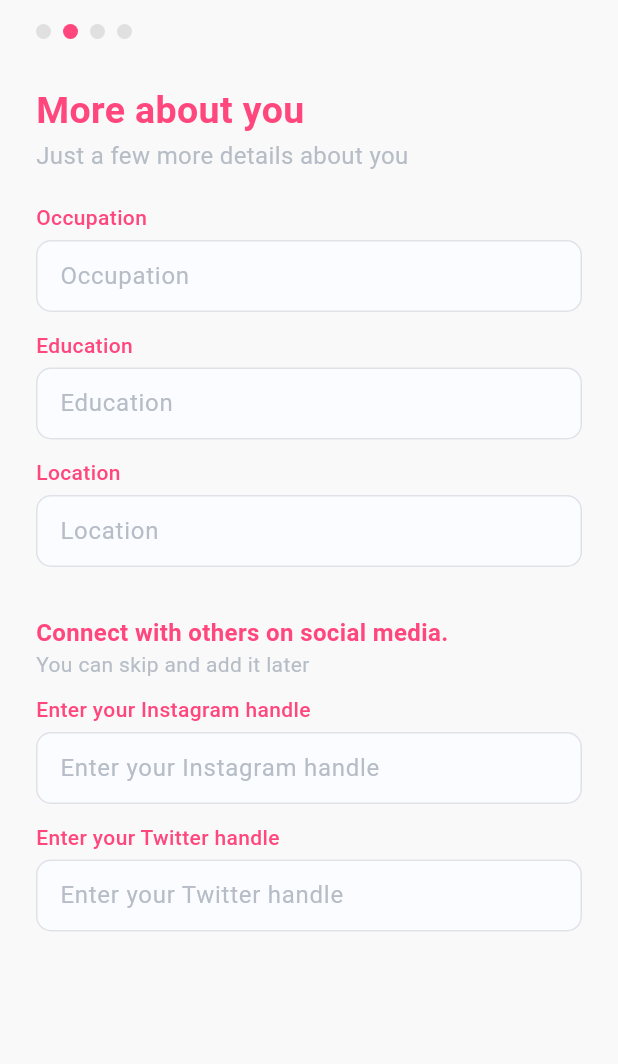
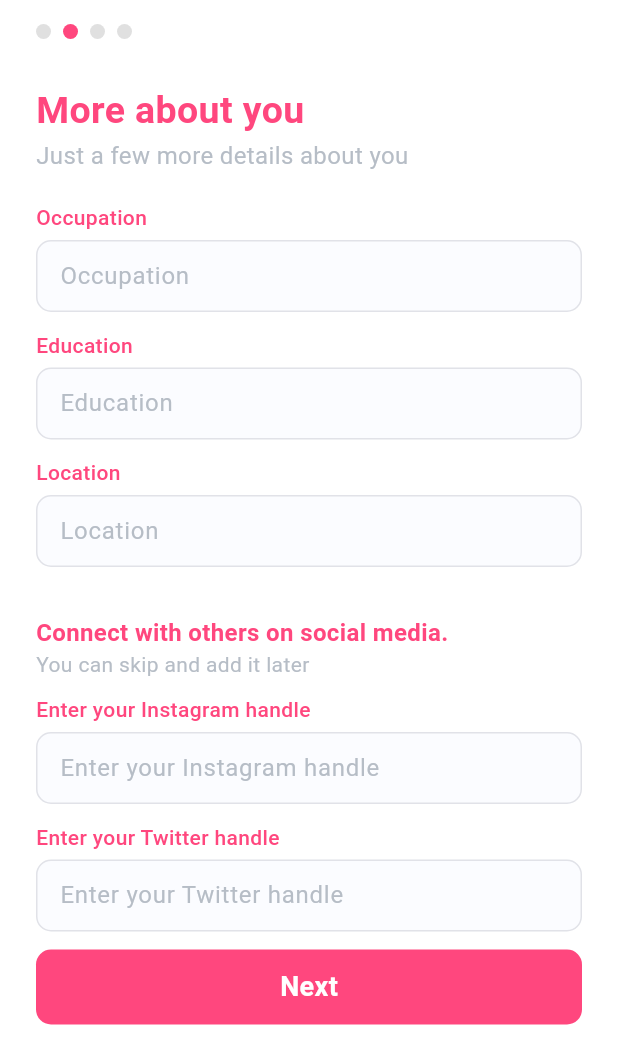
Before and after one commit to ManishRawat0617/dating_app_flutter_with_graphql_server, a Flutter app: the screen it shows after launch, on a phone screen of 412 x 824 dp. Shown: the top 1064 px of the screen. Run offline on Flutter 3.47's test engine with Material 3 defaults, Android fonts, the phone set to English and light mode, and no system bars; our stand-ins replace awesome_snackbar_content, curved_navigation_bar, flutter_bloc, flutter_card_swiper, fluttertoast, graphql_flutter and 5 more; missing offline and left inert: dart:ffi.

Commit message:
second commit

```diff
--- a/dating_app/lib/core/service/shared_perference_service.dart
+++ b/dating_app/lib/core/service/shared_perference_service.dart
@@ -32,6 +32,15 @@ class SharedPrefsService {
   static Future<void> setBio(String bio) async =>
       await _prefs?.setString('bio', bio);
 
+  static Future<void> setOccupation(String occupation) async =>
+      await _prefs?.setString('occupation', occupation);
+
+  static Future<void> setLocation(String location) async =>
+      await _prefs?.setString('location', location);
+
+  static Future<void> setInstagram(String instagram) async =>
+      await _prefs?.setString('instagram', instagram);
+
   // ------------------- Getters -------------------
   static bool getIsLoggedIn() => _prefs?.getBool('isLoggedIn') ?? false;
 
@@ -50,6 +59,12 @@ class SharedPrefsService {
 
   static String? getBio() => _prefs?.getString('bio');
 
+  static String? getOccupation() => _prefs?.getString('occupation');
+
+  static String? getLocation() => _prefs?.getString('location');
+
+  static String getInstagram() => _prefs?.getString('instagram') ?? '';
+
   // ------------------- Utilities -------------------
   static Future<void> clearAll() async => await _prefs?.clear();
 
--- a/dating_app/lib/screens/create_profile/more_about_you/widget/more_about_you_widget.dart
+++ b/dating_app/lib/screens/create_profile/more_about_you/widget/more_about_you_content.dart
@@ -1,8 +1,11 @@
 import 'package:dating_app/core/constants/color_constants.dart';
 import 'package:dating_app/core/constants/text_constants.dart';
+import 'package:dating_app/screens/common_widget/loading_widget.dart';
 import 'package:dating_app/screens/common_widget/textFormField.dart';
 import 'package:dating_app/screens/common_widget/text_widget.dart';
+import 'package:dating_app/screens/create_profile/personal_details/bloc/personal_details_bloc.dart';
 import 'package:flutter/material.dart';
+import 'package:flutter_bloc/flutter_bloc.dart';
 
 class MoreAboutYouContent extends StatefulWidget {
   @override
@@ -18,6 +21,27 @@ class _MoreAboutYouContentState extends State<MoreAboutYouContent> {
 
   @override
   Widget build(BuildContext context) {
+    return Container(
+      height: double.infinity,
+      width: double.infinity,
+      color: Colors.white,
+      child: Stack(
+        children: [
+          _createMainBody(context),
+          BlocBuilder<PersonalDetailsBloc, PersonalDetailsState>(
+            builder: (context, state) {
+              if (state is LoadingState) {
+                return LoadingWidget();
+              }
+              return const SizedBox();
+            },
+          )
+        ],
+      ),
+    );
+  }
+
+  Widget _createMainBody(BuildContext context) {
     return SafeArea(
         child: SingleChildScrollView(
       padding: const EdgeInsets.symmetric(horizontal: 24, vertical: 16),
@@ -54,6 +78,7 @@ class _MoreAboutYouContentState extends State<MoreAboutYouContent> {
           const SizedBox(height: 10),
           _buildTextField("Enter your Instagram handle", _instagramController),
           _buildTextField("Enter your Twitter handle", _twitterController),
+          _buildNextButton(context),
         ],
       ),
     ));
@@ -92,4 +117,38 @@ class _MoreAboutYouContentState extends State<MoreAboutYouContent> {
       }),
     );
   }
+
+  Widget _buildNextButton(BuildContext context) {
+    final bloc = BlocProvider.of<PersonalDetailsBloc>(context);
+    return BlocBuilder<PersonalDetailsBloc, PersonalDetailsState>(
+      builder: (context, state) {
+        final isEnabled =
+            true ?? state is NextPageEnabledChangedState && state.isEnabled;
+
+        return InkWell(
+          onTap: isEnabled
+              ? () {
+                  bloc.add(NextPageUploadPhotoTapped());
+                }
+              : null,
+          child: Container(
+            width: double.infinity,
+            height: 50,
+            decoration: BoxDecoration(
+              color: isEnabled ? ColorConstants.primary : Colors.grey,
+              borderRadius: BorderRadius.circular(10),
+            ),
+            child: const Center(
+              child: TextWidget(
+                title: "Next",
+                textColor: Colors.white,
+                textSize: 18,
+                boldness: FontWeight.bold,
+              ),
+            ),
+          ),
+        );
+      },
+    );
+  }
 }
--- a/dating_app/lib/screens/create_profile/personal_details/bloc/personal_details_bloc.dart
+++ b/dating_app/lib/screens/create_profile/personal_details/bloc/personal_details_bloc.dart
@@ -15,6 +15,7 @@ class PersonalDetailsBloc
     on<NextPageQuickIntroductionTapped>(_onNextPageQuickIntroductionTapped);
     on<NextPageUserPreferencesTapped>(_onNextPageUserPreferencesTapped);
 
+    on<NextPageUploadPhotoTapped>(_onNextPageUploadPhotoTapped);
   }
 
 // personal details controllers
@@ -35,6 +36,13 @@ class PersonalDetailsBloc
   final interestedReligionInController = TextEditingController();
   final interestedInAgeRangeController = TextEditingController();
   final interestedInDistanceController = TextEditingController();
+
+  // more about you controllers
+  final occupationController = TextEditingController();
+  final educationController = TextEditingController();
+  final locationController = TextEditingController();
+  final instagramController = TextEditingController();
+
 
   bool _checkIfNextPageQuickIntroductionButtonEnabled() {
     return firstNameController.text.isNotEmpty &&
@@ -102,7 +110,17 @@ class PersonalDetailsBloc
     }
   }
 
-
+  Future<void> _onNextPageUploadPhotoTapped(
+    NextPageUploadPhotoTapped event,
+    Emitter<PersonalDetailsState> emit,
+  ) async {
+    try {
+      emit(const LoadingState());
+      emit(const NextPageUploadPhotoState());
+    } catch (e) {
+      emit(ErrorState(message: e.toString()));
+    }
+  }
 
   @override
   Future<void> close() {
--- a/dating_app/lib/screens/create_profile/personal_details/bloc/personal_details_event.dart
+++ b/dating_app/lib/screens/create_profile/personal_details/bloc/personal_details_event.dart
@@ -68,3 +68,7 @@ class NextPageUploadPhotoTapped extends PersonalDetailsEvent {
 class NextPageVerifyUserTapped extends PersonalDetailsEvent {
   const NextPageVerifyUserTapped();
 }
+
+class NextPageTapped extends PersonalDetailsEvent {
+  const NextPageTapped();
+}
--- a/dating_app/lib/screens/create_profile/personal_details/bloc/personal_details_state.dart
+++ b/dating_app/lib/screens/create_profile/personal_details/bloc/personal_details_state.dart
@@ -17,6 +17,23 @@ class ShowErrorState extends PersonalDetailsState {
   const ShowErrorState();
 }
 
+// error state
+class ErrorState extends PersonalDetailsState {
+  final String message;
+
+  const ErrorState({required this.message});
+}
+
+// Loading state
+class LoadingState extends PersonalDetailsState {
+  const LoadingState();
+}
+
+// Success state
+class SuccessState extends PersonalDetailsState {
+  const SuccessState();
+}
+
 class NextPageQuickIntroductionState extends PersonalDetailsState {
   const NextPageQuickIntroductionState();
 }
@@ -25,17 +42,14 @@ class NextPageUserPreferencesState extends PersonalDetailsState {
   const NextPageUserPreferencesState();
 }
 
-
-class ErrorState extends PersonalDetailsState {
-  final String message;
-
-  const ErrorState({required this.message});
+class NextPageMoreAboutYouState extends PersonalDetailsState {
+  const NextPageMoreAboutYouState();
 }
 
-class LoadingState extends PersonalDetailsState {
-  const LoadingState();
+class NextPageVerifyPageState extends PersonalDetailsState {
+  const NextPageVerifyPageState();
 }
 
-class SuccessState extends PersonalDetailsState {
-  const SuccessState();
+class NextPageUploadPhotoState extends PersonalDetailsState {
+  const NextPageUploadPhotoState();
 }
```
Also changed, not shown: dating_app/lib/screens/create_profile/more_about_you/page/more_about_you_page.dart (+5 -4 lines).
